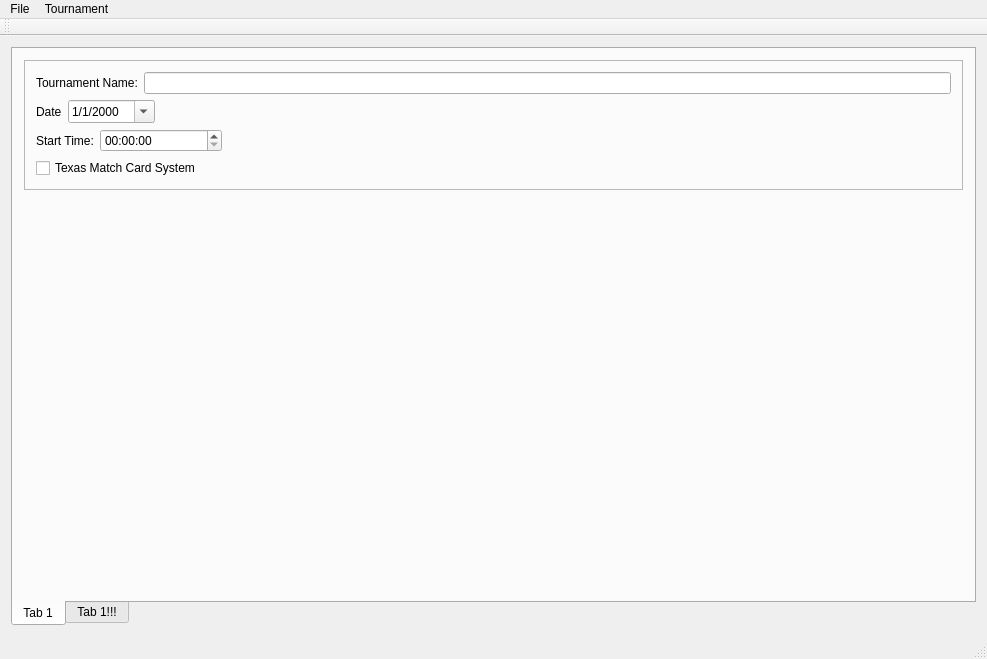
Old version of the form BracketMaster/JudoMasterMainWindow.ui in the repository gcdean/TournamentMaster.
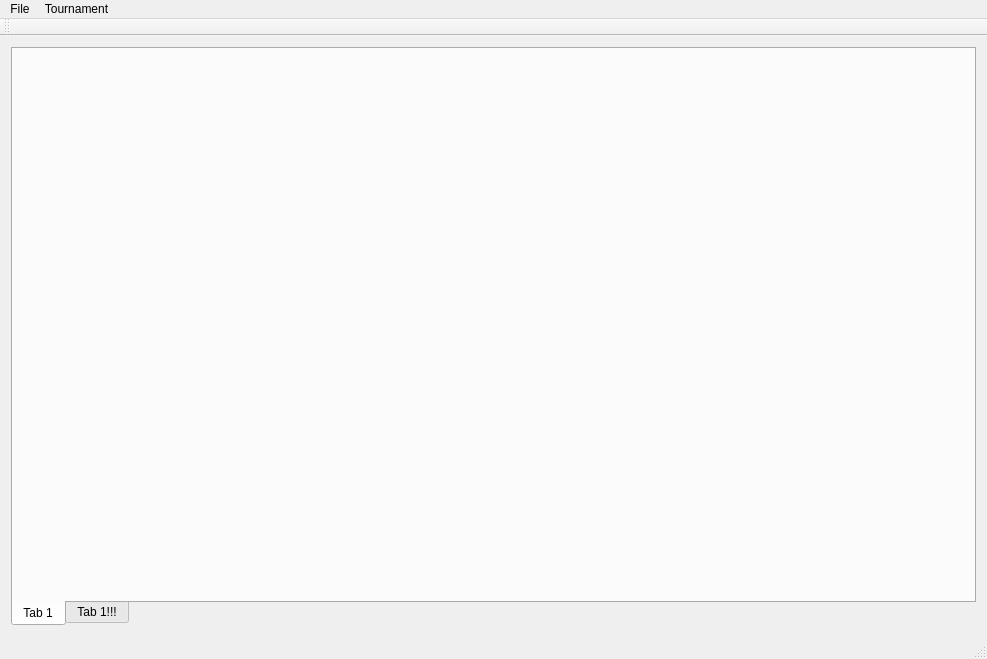
New version of the form. Custom widgets are drawn as their Qt base class.

Commit message: Major refactoring. Moving functionality to commands. Moved the tournament basic information to a dialog. Convted the tournament object to a unique_ptr and consolidated it in the application object.

```diff
--- a/BracketMaster/JudoMasterMainWindow.ui
+++ b/BracketMaster/JudoMasterMainWindow.ui
@@ -27,124 +27,7 @@
        <attribute name="title">
         <string>Tab 1</string>
        </attribute>
-       <layout class="QVBoxLayout" name="verticalLayout_2" stretch="0,1">
-        <item>
-         <widget class="QFrame" name="tournamentFrame">
-          <property name="frameShape">
-           <enum>QFrame::StyledPanel</enum>
-          </property>
-          <property name="frameShadow">
-           <enum>QFrame::Raised</enum>
-          </property>
-          <layout class="QVBoxLayout" name="verticalLayout_3" stretch="0,0,0,0">
-           <item>
-            <layout class="QHBoxLayout" name="horizontalLayout">
-             <item>
-              <widget class="QLabel" name="label">
-               <property name="text">
-                <string>Tournament Name:</string>
-               </property>
-              </widget>
-             </item>
-             <item>
-              <widget class="QLineEdit" name="tournamentName"/>
-             </item>
-            </layout>
-           </item>
-           <item>
-            <layout class="QHBoxLayout" name="horizontalLayout_2" stretch="0,0,0,1">
-             <item>
-              <widget class="QLabel" name="label_2">
-               <property name="text">
-                <string>Date</string>
-               </property>
-              </widget>
-             </item>
-             <item>
-              <widget class="QDateEdit" name="tournamentDate">
-               <property name="dateTime">
-                <datetime>
-                 <hour>0</hour>
-                 <minute>0</minute>
-                 <second>0</second>
-                 <year>2000</year>
-                 <month>1</month>
-                 <day>1</day>
-                </datetime>
-               </property>
-               <property name="displayFormat">
-                <string>M/d/yyyy</string>
-               </property>
-               <property name="calendarPopup">
-                <bool>true</bool>
-               </property>
-              </widget>
-             </item>
-             <item>
-              <spacer name="horizontalSpacer">
-               <property name="orientation">
-                <enum>Qt::Horizontal</enum>
-               </property>
-               <property name="sizeHint" stdset="0">
-                <size>
-                 <width>40</width>
-                 <height>20</height>
-                </size>
-               </property>
-              </spacer>
-             </item>
-             <item>
-              <layout class="QHBoxLayout" name="horizontalLayout_3"/>
-             </item>
-            </layout>
-           </item>
-           <item>
-            <layout class="QHBoxLayout" name="horizontalLayout_4" stretch="0,1,6,0">
-             <property name="topMargin">
-              <number>0</number>
-             </property>
-             <item>
-              <widget class="QLabel" name="label_3">
-               <property name="text">
-                <string>Start Time:</string>
-               </property>
-              </widget>
-             </item>
-             <item>
-              <widget class="QTimeEdit" name="startTime">
-               <property name="calendarPopup">
-                <bool>true</bool>
-               </property>
-              </widget>
-             </item>
-             <item>
-              <spacer name="horizontalSpacer_2">
-               <property name="orientation">
-                <enum>Qt::Horizontal</enum>
-               </property>
-               <property name="sizeHint" stdset="0">
-                <size>
-                 <width>40</width>
-                 <height>20</height>
-                </size>
-               </property>
-              </spacer>
-             </item>
-             <item>
-              <layout class="QHBoxLayout" name="horizontalLayout_5"/>
-             </item>
-            </layout>
-           </item>
-           <item>
-            <widget class="QCheckBox" name="useTexasMatchCards">
-             <property name="text">
-              <string>Texas Match Card System</string>
-             </property>
-            </widget>
-           </item>
-          </layout>
-         </widget>
-        </item>
+       <layout class="QVBoxLayout" name="verticalLayout_2" stretch="1">
         <item>
          <widget class="ClubsEditor" name="detailsWidget" native="true">
           <property name="minimumSize">
```
The commit also changes 32 other files.
